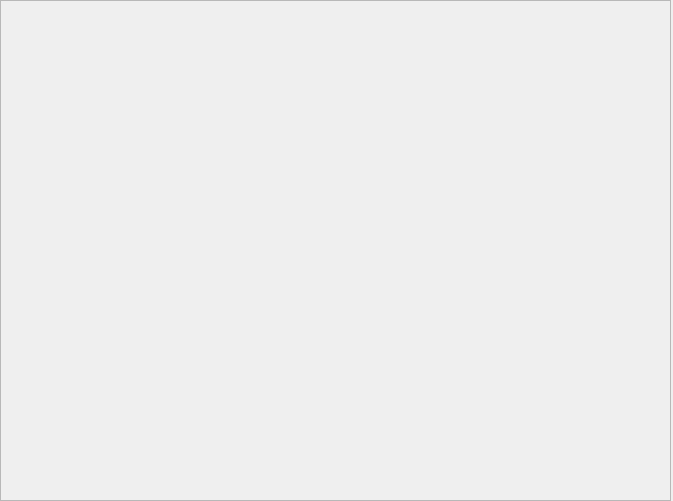
Kylix10/c-, file backpack.ui: the form before one commit.
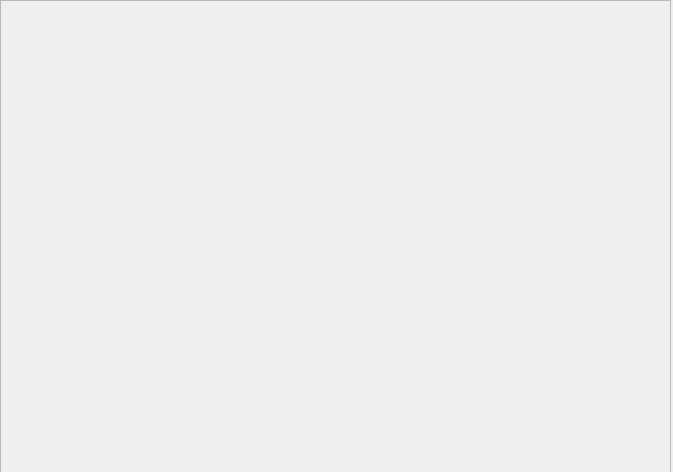
The form after the commit. Icons and pictures are not drawn.

Patch:
```diff
--- a/backpack.ui
+++ b/backpack.ui
@@ -7,7 +7,7 @@
     <x>0</x>
     <y>0</y>
     <width>673</width>
-    <height>501</height>
+    <height>472</height>
    </rect>
   </property>
   <property name="font">
@@ -18,6 +18,9 @@
   <property name="windowTitle">
    <string>Form</string>
   </property>
+  <property name="styleSheet">
+   <string notr="true"> background-image:url(:/new/prefix1/bag_picture/bag_backgroud.png)</string>
+  </property>
   <widget class="QScrollArea" name="scrollArea">
    <property name="geometry">
     <rect>
```
